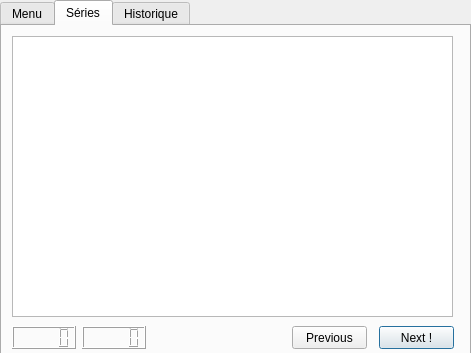
The window that MainWindow.ui (Tibo-Mouss/Sport_Coach) describes before a commit, drawn with Qt 5.
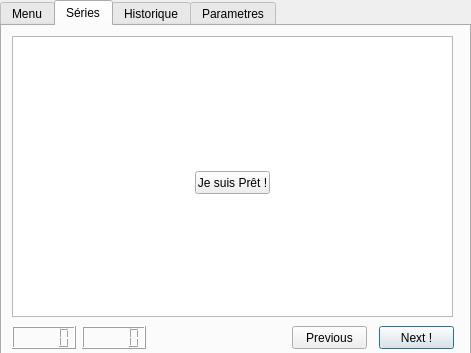
The same window after the commit. The open tabs and pages were chosen to show the change.

Diff of the .ui file:
```diff
--- a/MainWindow.ui
+++ b/MainWindow.ui
@@ -145,6 +145,19 @@
       </rect>
      </property>
     </widget>
+    <widget class="QPushButton" name="B_SeriePret">
+     <property name="geometry">
+      <rect>
+       <x>193</x>
+       <y>145</y>
+       <width>75</width>
+       <height>23</height>
+      </rect>
+     </property>
+     <property name="text">
+      <string>Je suis Prêt !</string>
+     </property>
+    </widget>
    </widget>
    <widget class="QWidget" name="tab_3">
     <property name="enabled">
@@ -206,6 +219,11 @@
      <column/>
     </widget>
    </widget>
+   <widget class="QWidget" name="tab_4">
+    <attribute name="title">
+     <string>Parametres</string>
+    </attribute>
+   </widget>
   </widget>
  </widget>
  <resources/>
```
Left out of the diff: 19 changed lines with no effect on the pictures.
